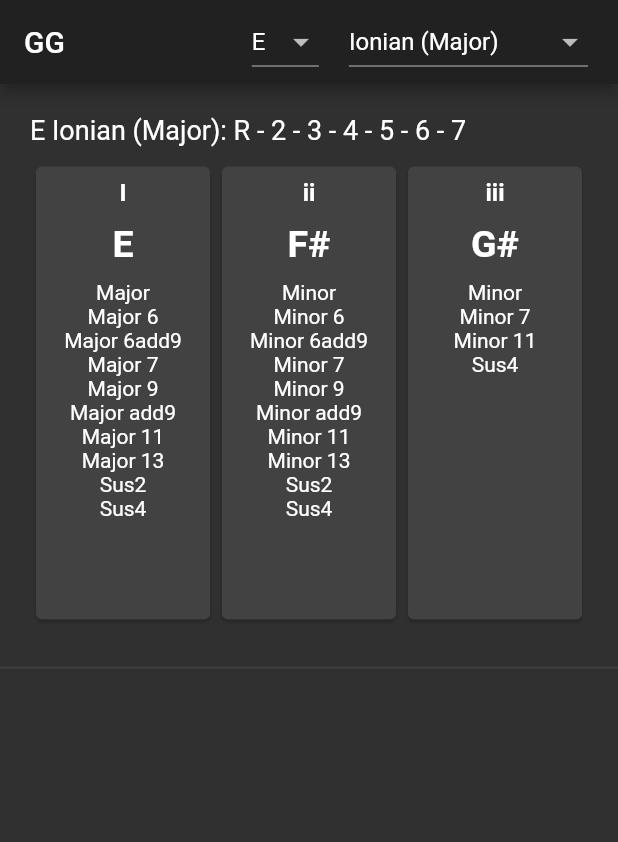
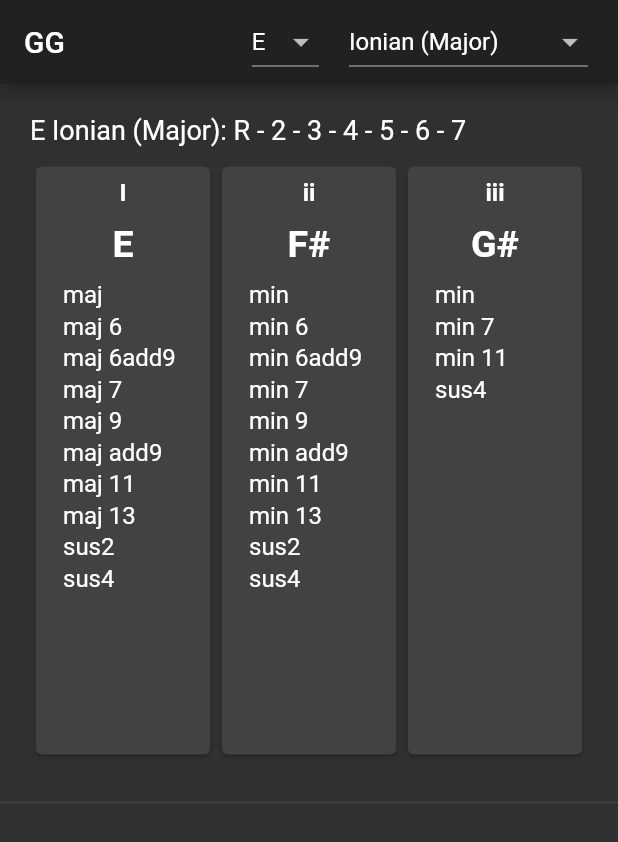
Before and after one commit to EricBichara/GuitarGuide, a Flutter app: the screen it shows after launch, on a phone screen of 412 x 824 dp. Shown: the top 842 px of the screen. Run offline on Flutter 3.47's test engine with Material 2 defaults, Android fonts, the phone set to English and light mode, and no system bars; our stand-ins replace flutter_platform_widgets, get_it; missing offline and left inert: charcode, dart:html.

Commit message:
updated chord names added separator for first open note

```diff
--- a/lib/core/notes.dart
+++ b/lib/core/notes.dart
@@ -39,58 +39,55 @@ class Notes {
     chords = {
 
       //Triads
-      'Diminished': convertScale([Note.root, Note.b3, Note.b5]),
-      'Major': convertScale([Note.root, Note.M3, Note.p5]),
-      'Minor': convertScale([Note.root, Note.b3, Note.p5]),
-      'Augmented': convertScale([Note.root, Note.M3, Note.b6]),
+      'dim': convertScale([Note.root, Note.b3, Note.b5]),
+      'maj': convertScale([Note.root, Note.M3, Note.p5]),
+      'min': convertScale([Note.root, Note.b3, Note.p5]),
+      'aug': convertScale([Note.root, Note.M3, Note.b6]),
 
       //Major
-      'Major b5': convertScale([Note.root, Note.M3, Note.b5]),
-      'Major 6': convertScale([Note.root, Note.M3, Note.p5, Note.M6]),
-      'Major 6add9': convertScale([Note.root, Note.M3, Note.p5, Note.M6, Note.M2]),
-      'Major 7': convertScale([Note.root, Note.M3, Note.p5, Note.M7]),
-      'Major 7b5': convertScale([Note.root, Note.M3, Note.b5, Note.M7]),
-      'Major 7#5': convertScale([Note.root, Note.M3, Note.b6, Note.M7]),
-      'Major 9': convertScale([Note.root, Note.M3, Note.p5, Note.M7, Note.M2]),
-      'Major add9': convertScale([Note.root, Note.M3, Note.p5, Note.M2]),
-      'Major 11': convertScale([Note.root, Note.M3, Note.p5, Note.M7, Note.p4]),
-      'Major 13': convertScale([Note.root, Note.M3, Note.p5, Note.M7, Note.M2, Note.p4, Note.M6]),
+      'maj b5': convertScale([Note.root, Note.M3, Note.b5]),
+      'maj 6': convertScale([Note.root, Note.M3, Note.p5, Note.M6]),
+      'maj 6add9': convertScale([Note.root, Note.M3, Note.p5, Note.M6, Note.M2]),
+      'maj 7': convertScale([Note.root, Note.M3, Note.p5, Note.M7]),
+      'maj 7b5': convertScale([Note.root, Note.M3, Note.b5, Note.M7]),
+      'maj 7#5': convertScale([Note.root, Note.M3, Note.b6, Note.M7]),
+      'maj 9': convertScale([Note.root, Note.M3, Note.p5, Note.M7, Note.M2]),
+      'maj add9': convertScale([Note.root, Note.M3, Note.p5, Note.M2]),
+      'maj 11': convertScale([Note.root, Note.M3, Note.p5, Note.M7, Note.p4]),
+      'maj 13': convertScale([Note.root, Note.M3, Note.p5, Note.M7, Note.M2, Note.p4, Note.M6]),
 
       //Minor
 
-      'Minor 6': convertScale([Note.root, Note.b3, Note.p5, Note.M6]),
-      'Minor 6add9': convertScale([Note.root, Note.b3, Note.p5, Note.M6, Note.M2]),
-      'Minor 7': convertScale([Note.root, Note.b3, Note.p5, Note.b7]),
-      'Minor 7b5': convertScale([Note.root, Note.b3, Note.b5, Note.b7]),
-      'Minor 9': convertScale([Note.root, Note.b3, Note.p5, Note.b7, Note.M2]),
-      'Minor add9': convertScale([Note.root, Note.b3, Note.p5, Note.M2]),
-      'Minor 11': convertScale([Note.root, Note.b3, Note.p5, Note.p4]),
-      'Minor 13': convertScale([Note.root, Note.b3, Note.p5, Note.b7, Note.M2, Note.p4, Note.M6]),
+      'min 6': convertScale([Note.root, Note.b3, Note.p5, Note.M6]),
+      'min 6add9': convertScale([Note.root, Note.b3, Note.p5, Note.M6, Note.M2]),
+      'min 7': convertScale([Note.root, Note.b3, Note.p5, Note.b7]),
+      'min 7b5': convertScale([Note.root, Note.b3, Note.b5, Note.b7]),
+      'min 9': convertScale([Note.root, Note.b3, Note.p5, Note.b7, Note.M2]),
+      'min add9': convertScale([Note.root, Note.b3, Note.p5, Note.M2]),
+      'min 11': convertScale([Note.root, Note.b3, Note.p5, Note.p4]),
+      'min 13': convertScale([Note.root, Note.b3, Note.p5, Note.b7, Note.M2, Note.p4, Note.M6]),
 
       //Minor Major
-      'Min/Maj 7': convertScale([Note.root, Note.b3, Note.p5, Note.M7]),
-      'Min/Maj 9': convertScale([Note.root, Note.b3, Note.p5, Note.M7, Note.M2]),
-      'Min/Maj 11': convertScale([Note.root, Note.b3, Note.p5, Note.M7, Note.M2, Note.p4]),
-      'Min/Maj 13': convertScale([Note.root, Note.b3, Note.p5, Note.M7, Note.M2, Note.p4, Note.M6]),
+      'm/M 7': convertScale([Note.root, Note.b3, Note.p5, Note.M7]),
+      'm/M 9': convertScale([Note.root, Note.b3, Note.p5, Note.M7, Note.M2]),
+      'm/M 11': convertScale([Note.root, Note.b3, Note.p5, Note.M7, Note.M2, Note.p4]),
+      'm/M 13': convertScale([Note.root, Note.b3, Note.p5, Note.M7, Note.M2, Note.p4, Note.M6]),
 
       //Dominant
-      'Dominant': convertScale([Note.root, Note.M3, Note.p5, Note.b7]),
-      'Dom 7#5': convertScale([Note.root, Note.M3, Note.b6, Note.b7]),
-      'Dom 7b5': convertScale([Note.root, Note.M3, Note.b5, Note.b7]),
-      'Dom 9': convertScale([Note.root, Note.M3, Note.p5, Note.b7, Note.M2]),
-      'Dom 11': convertScale([Note.root, Note.M3, Note.p5, Note.b7, Note.p4]),
+      'dom': convertScale([Note.root, Note.M3, Note.p5, Note.b7]),
+      'dom 7#5': convertScale([Note.root, Note.M3, Note.b6, Note.b7]),
+      'dom 7b5': convertScale([Note.root, Note.M3, Note.b5, Note.b7]),
+      'dom 9': convertScale([Note.root, Note.M3, Note.p5, Note.b7, Note.M2]),
+      'dom 11': convertScale([Note.root, Note.M3, Note.p5, Note.b7, Note.p4]),
 
       //Diminished
 
-      'Diminished 7th': convertScale([Note.root, Note.b3, Note.b5, Note.M6]),
+      'dim 7': convertScale([Note.root, Note.b3, Note.b5, Note.M6]),
 
       //Other
 
-      'Sus2': convertScale([Note.root, Note.M2, Note.p5]),
-      'Sus4': convertScale([Note.root, Note.p4, Note.p5]),
-
-
-
+      'sus2': convertScale([Note.root, Note.M2, Note.p5]),
+      'sus4': convertScale([Note.root, Note.p4, Note.p5]),
     };
   }
 
--- a/lib/widgets/board.dart
+++ b/lib/widgets/board.dart
@@ -178,14 +178,32 @@ class _BoardState extends State<Board> {
     return Column(
       mainAxisSize: MainAxisSize.min,
       children: <Widget>[
-        ...columnNotes.map((String note) => _getNoteSquare(note, noteIntervalMap[note])).toList(),
+        ...columnNotes.map((String note) => _getNoteSquare(note, noteIntervalMap[note], fret)).toList(),
         _getFretSquare((settingsProvider.isLefty ? (24 - fret) : fret)),
       ],
     );
   }
 
-  Widget _getNoteSquare(String note, String interval) {
+  Widget _getNoteSquare(String note, String interval, int fret) {
     bool highlight = highlightedNotes.indexOf(note) != -1;
+
+    Border cellBorder;
+
+    if (settingsProvider.isLefty && fret == 24) {
+      cellBorder = Border(
+          top: BorderSide(color: Colors.black, width: 1),
+          right: BorderSide(color: Colors.black, width: 1),
+          bottom: BorderSide(color: Colors.black, width: 1),
+          left: BorderSide(color: Colors.black, width: 3));
+    } else if (!settingsProvider.isLefty && fret == 0) {
+      cellBorder = Border(
+          top: BorderSide(color: Colors.black, width: 1),
+          right: BorderSide(color: Colors.black, width: 2),
+          bottom: BorderSide(color: Colors.black, width: 1),
+          left: BorderSide(color: Colors.black, width: 1));
+    } else {
+      cellBorder = Border.all(color: Colors.black, width: 1);
+    }
 
     return Container(
       height: 40,
@@ -197,7 +215,7 @@ class _BoardState extends State<Board> {
                 ? red
                 : orange
             : Colors.grey.shade600,
-        border: Border.all(color: Colors.black, width: 1),
+        border: cellBorder,
       ),
       child: Text(
         settingsProvider.showInterval && highlight ? interval : note,
--- a/lib/widgets/chord_progression.dart
+++ b/lib/widgets/chord_progression.dart
@@ -62,7 +62,7 @@ class _ChordProgressionState extends State<ChordProgression> {
             height: 10,
           ),
           Container(
-            height: 310,
+            height: 400,
             width: double.infinity,
             alignment: Alignment.center,
             child: ListView.builder(
@@ -75,16 +75,16 @@ class _ChordProgressionState extends State<ChordProgression> {
 
                 String name = '';
                 switch(chords[index][0].keys.first){
-                  case 'Major':
+                  case 'maj':
                     name = scaleTone[index].toUpperCase();
                     break;
-                  case 'Minor':
+                  case 'min':
                     name = scaleTone[index].toLowerCase();
                     break;
-                  case 'Diminished':
+                  case 'dim':
                     name = scaleTone[index].toLowerCase() + '\u1d52';
                     break;
-                  case 'Augmented':
+                  case 'aug':
                     name = scaleTone[index].toLowerCase() + '\u207A';
                     break;
                   default:
@@ -116,6 +116,7 @@ class _ChordProgressionState extends State<ChordProgression> {
                         ),
                         Expanded(
                           child: Container(
+                            padding: const EdgeInsets.only(left: 10),
                             child: ListView.builder(
                               itemCount: chords[index].length,
                               itemBuilder: (context, innerIndex) {
@@ -123,9 +124,11 @@ class _ChordProgressionState extends State<ChordProgression> {
                                   onTap: () {
                                     selectChord(chords[index][innerIndex].keys.first, keysForScale[index]);
                                   },
+                                  child: Padding(
+                                    padding: const EdgeInsets.only(bottom: 2),
                                     child: Text(
                                       chords[index][innerIndex].keys.first,
-                                    textAlign: TextAlign.center,
+                                      textAlign: TextAlign.left,
                                       style: TextStyle(
                                         fontWeight: chords[index][innerIndex].keys.first == selectedChord && keysForScale[index] == selectedChordKey
                                             ? FontWeight.bold
@@ -133,13 +136,15 @@ class _ChordProgressionState extends State<ChordProgression> {
                                         color: chords[index][innerIndex].keys.first == selectedChord && keysForScale[index] == selectedChordKey
                                             ? Colors.blue.shade300
                                             : Colors.white,
+                                        fontSize: 16,
+                                      ),
                                     ),
                                   ),
                                 );
                               },
                             ),
                             width: 100,
-                            height: 200,
+                            height: 250,
                           ),
                         ),
                       ],
```
Lines whose indentation alone changed are shown as unchanged.
